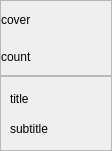
Before: the Qt Designer form CaX/widget/base/categorycontseditor.ui in fsest4u/CaX_03, drawn with Qt 5.
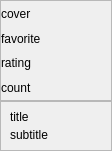
After: the same form once the commit is applied.

Patch:
```diff
--- a/CaX/widget/base/categorycontseditor.ui
+++ b/CaX/widget/base/categorycontseditor.ui
@@ -53,7 +53,7 @@
       <property name="spacing">
        <number>0</number>
       </property>
-      <item row="1" column="0">
+      <item row="3" column="0">
        <widget class="QLabel" name="labelCount">
         <property name="text">
          <string>count</string>
@@ -67,11 +67,31 @@
         </property>
        </widget>
       </item>
+      <item row="1" column="0">
+       <widget class="QLabel" name="labelFavorite">
+        <property name="text">
+         <string>favorite</string>
+        </property>
+       </widget>
+      </item>
+      <item row="2" column="0">
+       <widget class="QLabel" name="labelRating">
+        <property name="text">
+         <string>rating</string>
+        </property>
+       </widget>
+      </item>
      </layout>
     </widget>
    </item>
    <item>
     <widget class="QFrame" name="frame_2">
+     <property name="maximumSize">
+      <size>
+       <width>16777215</width>
+       <height>50</height>
+      </size>
+     </property>
      <property name="frameShape">
       <enum>QFrame::StyledPanel</enum>
      </property>
```
